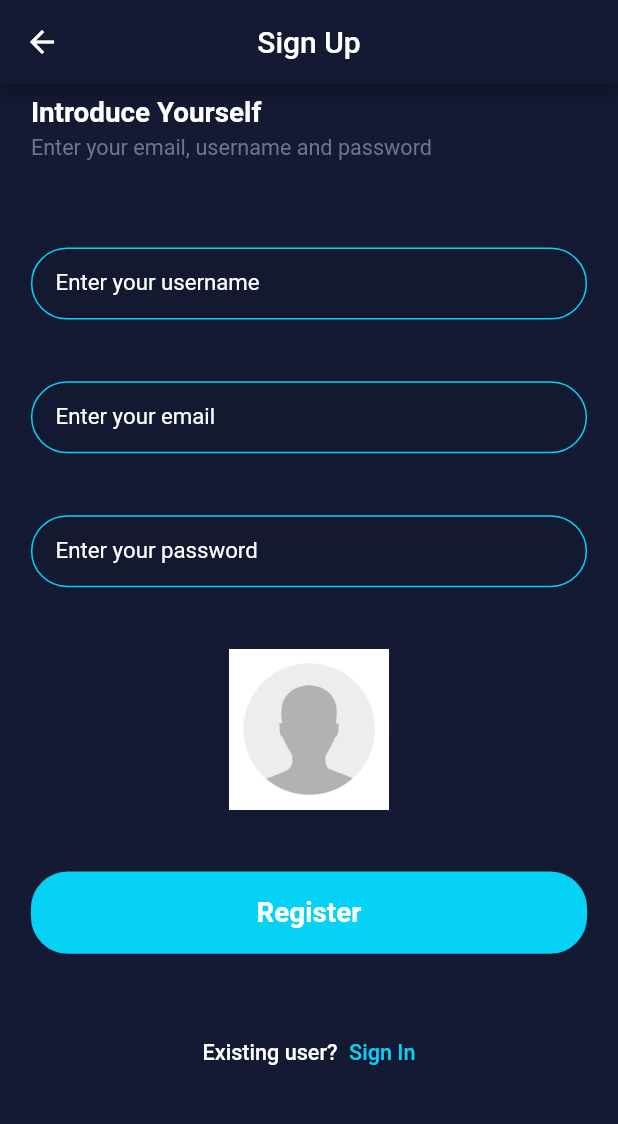
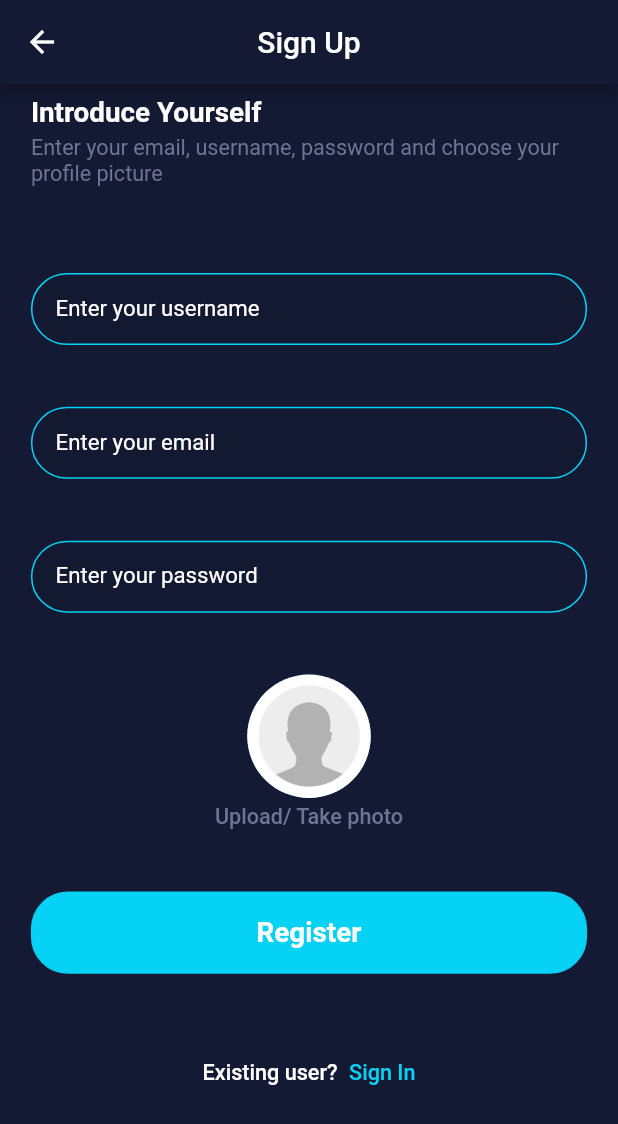
Before and after one commit to yusuf-umarr/quiz_app, a Flutter app: the SignUpScreen screen opened directly, on a phone screen of 412 x 824 dp. Shown: the top 1124 px of the screen. Run offline on Flutter 3.47's test engine with Material 2 defaults, Android fonts, the light colour scheme and no system bars; our stand-ins replace image_picker; Roboto replaces fonts that are missing (inter).

Commit message:
update the quiz the category

```diff
--- a/lib/src/core/constants/app_string.dart
+++ b/lib/src/core/constants/app_string.dart
@@ -12,13 +12,14 @@ class AppString {
   static const String dont_have_account = "Don't have an account? ";
   static const String existing_user = "Existing user? ";
   static const String reset_password = "Reset Password ";
-  static const String enter_email_reset_pass = "Enter your email and create a new password ";
+  static const String enter_email_reset_pass =
+      "Enter your email and create a new password ";
   static const String go_back_sign_in = "Go back and ";
 
 //Sign up
   static const String introduce_yourself = "Introduce Yourself";
   static const String choose_your_bio_desc =
-      "Enter your email, username and password";
+      "Enter your email, username, password and choose your profile picture";
   static const String username_hint = "Enter your username";
   static const String email_hint = "Enter your email";
   static const String password_hint = "Enter your password";
@@ -50,4 +51,8 @@ class AppString {
   static const String your_score = "Your Score";
   static const String congratulations = "Congratulations!";
   static const String you_have_unlock = "You have unlock a new badge";
+
+  //category
+    static const String quiz_categories = "Quiz Categories";
+
 }
--- a/lib/src/features/authentication/view/sign_in.dart
+++ b/lib/src/features/authentication/view/sign_in.dart
@@ -8,6 +8,7 @@ import 'package:quiz_app/src/widgets/custom_input.dart';
 import 'package:quiz_app/src/widgets/large_buttons.dart';
 
 import '../../../core/constants/app_sizes.dart';
+import '../../bottom_nav/bottom_nav.dart';
 
 class SignInScreen extends StatelessWidget {
   const SignInScreen({Key? key}) : super(key: key);
@@ -56,6 +57,10 @@ class SignInScreen extends StatelessWidget {
                 ),
                 SizedBox(height: AppSizes.xlarge_dimension),
                 AppLargeButton(
+                    onTap: () {
+                      Navigator.push(context,
+                          MaterialPageRoute(builder: (context) => BottomNav()));
+                    },
                     text: AppString.sign_in,
                     backgroundColor: AppColor.iconColor),
                 SizedBox(height: AppSizes.xxxxlarge_dimension),
--- a/lib/src/features/authentication/view/sign_up.dart
+++ b/lib/src/features/authentication/view/sign_up.dart
@@ -36,10 +36,8 @@ class SignUpScreen extends StatelessWidget {
                       FontWeight.w700, AppColor.whiteColor),
                 ]),
                 SizedBox(height: AppSizes.small_dimension),
-                Row(children: [
                 homeText(AppString.choose_your_bio_desc, AppSizes.small_text,
                     FontWeight.w400, AppColor.textColor),
-                ]),
                 SizedBox(height: AppSizes.xxxxlarge_dimension),
                 CustomInput(
                     alignText: TextAlign.start,
@@ -63,6 +61,9 @@ class SignUpScreen extends StatelessWidget {
                 userViewModel.profileImage != null
                     ? profileImageContainer(userViewModel)
                     : camaraIcon(userViewModel),
+                SizedBox(height: AppSizes.small_dimension),
+                homeText(AppString.upload_take, AppSizes.small_text,
+                    FontWeight.w500, AppColor.textColor),
                 SizedBox(height: AppSizes.xxxlarge_dimension),
                 AppLargeButton(
                     text: AppString.register,
@@ -89,21 +90,20 @@ class SignUpScreen extends StatelessWidget {
           ),
         ));
   }
+
   camaraIcon(userViewModel) {
     return InkWell(
         onTap: () => userViewModel.pickImage(),
         child: CircleAvatar(
-        backgroundColor: AppColor.whiteColor.withOpacity(0.1),
-        radius: SizeConfig.safeBlockHorizontal! * 13,
+          radius: AppSizes.xxxlarge_dimension,
           child: Container(
-          child: Image.asset(
-            AppImage.profileImg
-            // AppIcons.camera_icon,
-            // fit: BoxFit.cover,
+            decoration: const BoxDecoration(
+              shape: BoxShape.circle,
+              image: DecorationImage(
+                  fit: BoxFit.cover, image: AssetImage(AppImage.profileImg)),
             ),
           ),
-      ),
-    );
+        ));
   }
 
   profileImageContainer(userViewModel) {
@@ -125,6 +125,7 @@ class SignUpScreen extends StatelessWidget {
       ),
     );
   }
+
   homeText(text, fontSize, fontWeight, color) {
     return Text(
       text,
--- a/lib/src/widgets/quiz_box.dart
+++ b/lib/src/widgets/quiz_box.dart
@@ -7,8 +7,9 @@ import '../core/utilities/size-config.dart';
 class QuizBox extends StatelessWidget {
   final String? text;
   final String? img;
+  final Color? color;
   final Function()? ontap;
-  const QuizBox({Key? key, this.text, required this.img, this.ontap})
+  const QuizBox({Key? key, this.text, required this.img, this.ontap, this.color})
       : super(key: key);
 
   @override
@@ -27,7 +28,7 @@ class QuizBox extends StatelessWidget {
           children: [
             productImage(img),
             Spacer(),
-            Text(text!, style: TextStyle(fontSize: AppSizes.tiny_text)),
+            Text(text!, style: TextStyle(fontSize: AppSizes.tiny_text, color: color ?? AppColor.blackColor)),
           ],
         ));
   }
```
Also changed, not shown: lib/src/features/category/view/category_screen.dart (+94 -1 lines), lib/src/features/authentication/view_model/user_view_model.dart (line endings or trailing spaces). Lines whose indentation alone changed are shown as unchanged.
